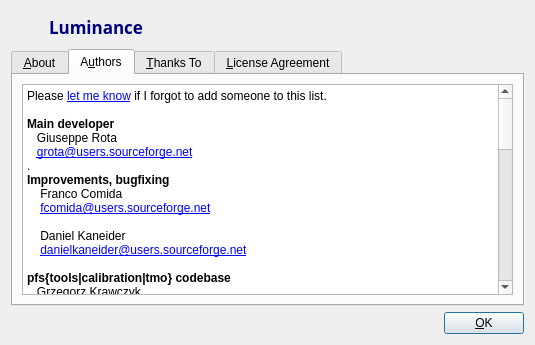
LuminanceHDR/LuminanceHDR, file forms/about.ui: the form before one commit.
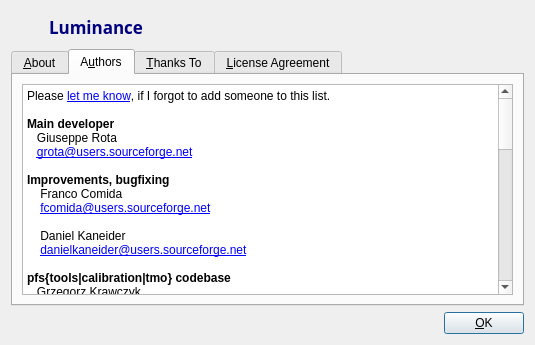
The form after the commit. The open tabs and pages were chosen to show the change. Icons and pictures are not drawn.

Commit message: Fixed a couple of annoyances and the URL

```diff
--- a/forms/about.ui
+++ b/forms/about.ui
@@ -157,22 +157,22 @@
            <property name="horizontalScrollBarPolicy" >
             <enum>Qt::ScrollBarAlwaysOff</enum>
            </property>
-           <property name="html" >
-            <string>&lt;!DOCTYPE HTML PUBLIC "-//W3C//DTD HTML 4.0//EN" "http://www.w3.org/TR/REC-html40/strict.dtd">
-&lt;html>&lt;head>&lt;meta name="qrichtext" content="1" />&lt;style type="text/css">
+           <property name="html">
+            <string>&lt;!DOCTYPE HTML PUBLIC &quot;-//W3C//DTD HTML 4.0//EN&quot; &quot;http://www.w3.org/TR/REC-html40/strict.dtd&quot;&gt;
+&lt;html&gt;&lt;head&gt;&lt;meta name=&quot;qrichtext&quot; content=&quot;1&quot; /&gt;&lt;style type=&quot;text/css&quot;&gt;
 p, li { white-space: pre-wrap; }
-&lt;/style>&lt;/head>&lt;body style=" font-family:'MS Shell Dlg 2'; font-size:8.25pt; font-weight:400; font-style:normal;">
-&lt;p style=" margin-top:0px; margin-bottom:0px; margin-left:0px; margin-right:0px; -qt-block-indent:0; text-indent:0px; font-family:'Sans Serif'; font-size:9pt;">Please &lt;a href="mailto:grota@users.sourceforge.net">&lt;span style=" text-decoration: underline; color:#0000ff;">let me know&lt;/span>&lt;/a> if I forgot to add someone to this list.&lt;/p>
-&lt;p style=" margin-top:0px; margin-bottom:0px; margin-left:0px; margin-right:0px; -qt-block-indent:0; text-indent:0px; font-family:'Sans Serif'; font-size:9pt;">&lt;br />&lt;span style=" font-weight:600;">Main developer&lt;/span>&lt;/p>
-&lt;p style=" margin-top:0px; margin-bottom:0px; margin-left:0px; margin-right:0px; -qt-block-indent:0; text-indent:0px; font-family:'Sans Serif'; font-size:9pt;">   Giuseppe Rota&lt;br />   &lt;a href="mailto:grota@users.sourceforge.net">&lt;span style=" text-decoration: underline; color:#0000ff;">grota@users.sourceforge.net&lt;/span>&lt;/a>&lt;br />.&lt;br />&lt;span style=" font-weight:600;">Improvements, bugfixing&lt;/span>&lt;/p>
-&lt;p style=" margin-top:0px; margin-bottom:0px; margin-left:0px; margin-right:0px; -qt-block-indent:0; text-indent:0px; font-family:'Sans Serif'; font-size:9pt;">    Franco Comida&lt;/p>
-&lt;p style=" margin-top:0px; margin-bottom:0px; margin-left:0px; margin-right:0px; -qt-block-indent:0; text-indent:0px; font-family:'Sans Serif'; font-size:9pt;">    &lt;a href="mailto:fcomida@users.sourceforge.net">&lt;span style=" text-decoration: underline; color:#0000ff;">fcomida@users.sourceforge.net&lt;/span>&lt;/a>&lt;/p>
-&lt;p style="-qt-paragraph-type:empty; margin-top:0px; margin-bottom:0px; margin-left:0px; margin-right:0px; -qt-block-indent:0; text-indent:0px; font-family:'Sans Serif'; font-size:9pt; text-decoration: underline; color:#0000ff;">&lt;/p>
-&lt;p style=" margin-top:0px; margin-bottom:0px; margin-left:0px; margin-right:0px; -qt-block-indent:0; text-indent:0px; font-family:'Sans Serif'; font-size:9pt;">    Daniel Kaneider&lt;/p>
-&lt;p style=" margin-top:0px; margin-bottom:0px; margin-left:0px; margin-right:0px; -qt-block-indent:0; text-indent:0px; font-family:'Sans Serif'; font-size:9pt;">    &lt;a href="mailto:danielkaneider@users.sourceforge.net">&lt;span style=" text-decoration: underline; color:#0000ff;">danielkaneider@users.sourceforge.net&lt;/span>&lt;/a>&lt;/p>
-&lt;p style="-qt-paragraph-type:empty; margin-top:0px; margin-bottom:0px; margin-left:0px; margin-right:0px; -qt-block-indent:0; text-indent:0px; font-family:'Sans Serif'; font-size:9pt; text-decoration: underline; color:#0000ff;">&lt;/p>
-&lt;p style=" margin-top:0px; margin-bottom:0px; margin-left:0px; margin-right:0px; -qt-block-indent:0; text-indent:0px; font-family:'Sans Serif'; font-size:9pt;">&lt;span style=" font-weight:600;">pfs{tools|calibration|tmo} codebase&lt;/span>&lt;br />   Grzegorz Krawczyk&lt;br />   &lt;a href="mailto:krawczyk@mpi-sb.mpg.de">&lt;span style=" text-decoration: underline; color:#0000ff;">krawczyk@mpi-sb.mpg.de&lt;/span>&lt;/a>&lt;br />   &lt;br />   Rafal Mantiuk&lt;br />   &lt;a href="mailto:mantiuk@mpi-sb.mpg.de">&lt;span style=" text-decoration: underline; color:#0000ff;">mantiuk@mpi-sb.mpg.de &lt;/span>&lt;/a>&lt;/p>
-&lt;p style=" margin-top:0px; margin-bottom:0px; margin-left:0px; margin-right:0px; -qt-block-indent:0; text-indent:0px; font-family:'Sans Serif'; font-size:9pt; text-decoration: underline; color:#0000ff;">&lt;br />&lt;span style=" font-weight:600; text-decoration:none; color:#000000;">G.Ward's Mean Threshold Bitmap (MTB) algorithm &lt;/span>&lt;span style=" text-decoration:none; color:#000000;">&lt;br />   Nicholas Phillips&lt;br />   &lt;/span>&lt;a href="ngphillips@gmail.com">ngphillips@gmail.com&lt;/a>&lt;span style=" text-decoration:none; color:#000000;">&lt;br />  &lt;br />&lt;/span>&lt;span style=" font-weight:600; text-decoration:none; color:#000000;">Russian translator, fixed usability issues, .desktop file&lt;/span>&lt;span style=" text-decoration:none; color:#000000;">&lt;br />   Alexandre Prokoudine&lt;br />   &lt;/span>&lt;a href="alexandre.prokoudine@gmail.com">alexandre.prokoudine@gmail.com&lt;/a>&lt;span style=" text-decoration:none; color:#000000;">&lt;br />   &lt;br />&lt;/span>&lt;span style=" font-weight:600; text-decoration:none; color:#000000;">Mac OS X packager, Norwegian translator&lt;/span>&lt;span style=" text-decoration:none; color:#000000;">&lt;br />   Åsmund Ødegård&lt;br />   &lt;/span>&lt;a href="mandus@users.sourceforge.net">mandus@users.sourceforge.net&lt;/a>&lt;span style=" text-decoration:none; color:#000000;">&lt;br />   &lt;br />&lt;/span>&lt;span style=" font-weight:600; text-decoration:none; color:#000000;">Turkish translato&lt;/span>&lt;span style=" text-decoration:none; color:#000000;">r&lt;br />   Mustafa GÜNAY&lt;br />   .&lt;br />&lt;/span>&lt;span style=" font-weight:600; text-decoration:none; color:#000000;">French translator and Ubuntu packager&lt;/span>&lt;span style=" text-decoration:none; color:#000000;">  &lt;br />   Cyril Lavier&lt;br />   &lt;br />&lt;/span>&lt;span style=" font-weight:600; text-decoration:none; color:#000000;">Spanish translator&lt;/span>&lt;span style=" text-decoration:none; color:#000000;">&lt;br />   Alberto Garcia&lt;br />   &lt;br />&lt;/span>&lt;span style=" font-weight:600; text-decoration:none; color:#000000;">German translator&lt;/span>&lt;span style=" text-decoration:none; color:#000000;">&lt;br />   Ralph Kaeppeli&lt;br />   .&lt;br />&lt;/span>&lt;span style=" font-weight:600; text-decoration:none; color:#000000;">Czech translator&lt;/span>&lt;span style=" text-decoration:none; color:#000000;">&lt;br />   Jan Gemela&lt;br />   &lt;br />&lt;/span>&lt;span style=" font-weight:600; text-decoration:none; color:#000000;">Polish translator&lt;/span>&lt;span style=" text-decoration:none; color:#000000;">&lt;br />   Maciej Dziardziel&lt;br />   &lt;br />&lt;/span>&lt;span style=" font-weight:600; text-decoration:none; color:#000000;">FreeBSD patches and maintainers&lt;/span>&lt;span style=" text-decoration:none; color:#000000;">&lt;br />   Bertrand Petit and Steffen Beyer&lt;br />&lt;/span>&lt;/p>&lt;/body>&lt;/html></string>
+&lt;/style&gt;&lt;/head&gt;&lt;body style=&quot; font-family:'Droid Sans'; font-size:9pt; font-weight:400; font-style:normal;&quot;&gt;
+&lt;p style=&quot; margin-top:0px; margin-bottom:0px; margin-left:0px; margin-right:0px; -qt-block-indent:0; text-indent:0px;&quot;&gt;&lt;span style=&quot; font-family:'Sans Serif';&quot;&gt;Please &lt;/span&gt;&lt;a href=&quot;mailto:grota@users.sourceforge.net&quot;&gt;&lt;span style=&quot; font-family:'Sans Serif'; text-decoration: underline; color:#0000ff;&quot;&gt;let me know&lt;/span&gt;&lt;/a&gt;&lt;span style=&quot; font-family:'Sans Serif';&quot;&gt;, if I forgot to add someone to this list.&lt;/span&gt;&lt;/p&gt;
+&lt;p style=&quot; margin-top:0px; margin-bottom:0px; margin-left:0px; margin-right:0px; -qt-block-indent:0; text-indent:0px;&quot;&gt;&lt;span style=&quot; font-family:'Sans Serif';&quot;&gt;&lt;br /&gt;&lt;/span&gt;&lt;span style=&quot; font-family:'Sans Serif'; font-weight:600;&quot;&gt;Main developer&lt;/span&gt;&lt;/p&gt;
+&lt;p style=&quot; margin-top:0px; margin-bottom:0px; margin-left:0px; margin-right:0px; -qt-block-indent:0; text-indent:0px;&quot;&gt;&lt;span style=&quot; font-family:'Sans Serif';&quot;&gt;   Giuseppe Rota&lt;br /&gt;   &lt;/span&gt;&lt;a href=&quot;mailto:grota@users.sourceforge.net&quot;&gt;&lt;span style=&quot; font-family:'Sans Serif'; text-decoration: underline; color:#0000ff;&quot;&gt;grota@users.sourceforge.net&lt;/span&gt;&lt;/a&gt;&lt;span style=&quot; font-family:'Sans Serif';&quot;&gt;&lt;br /&gt;&lt;br /&gt;&lt;/span&gt;&lt;span style=&quot; font-family:'Sans Serif'; font-weight:600;&quot;&gt;Improvements, bugfixing&lt;/span&gt;&lt;/p&gt;
+&lt;p style=&quot; margin-top:0px; margin-bottom:0px; margin-left:0px; margin-right:0px; -qt-block-indent:0; text-indent:0px;&quot;&gt;&lt;span style=&quot; font-family:'Sans Serif';&quot;&gt;    Franco Comida&lt;/span&gt;&lt;/p&gt;
+&lt;p style=&quot; margin-top:0px; margin-bottom:0px; margin-left:0px; margin-right:0px; -qt-block-indent:0; text-indent:0px;&quot;&gt;&lt;span style=&quot; font-family:'Sans Serif';&quot;&gt;    &lt;/span&gt;&lt;a href=&quot;mailto:fcomida@users.sourceforge.net&quot;&gt;&lt;span style=&quot; font-family:'Sans Serif'; text-decoration: underline; color:#0000ff;&quot;&gt;fcomida@users.sourceforge.net&lt;/span&gt;&lt;/a&gt;&lt;/p&gt;
+&lt;p style=&quot;-qt-paragraph-type:empty; margin-top:0px; margin-bottom:0px; margin-left:0px; margin-right:0px; -qt-block-indent:0; text-indent:0px; font-family:'Sans Serif'; text-decoration: underline; color:#0000ff;&quot;&gt;&lt;/p&gt;
+&lt;p style=&quot; margin-top:0px; margin-bottom:0px; margin-left:0px; margin-right:0px; -qt-block-indent:0; text-indent:0px;&quot;&gt;&lt;span style=&quot; font-family:'Sans Serif';&quot;&gt;    Daniel Kaneider&lt;/span&gt;&lt;/p&gt;
+&lt;p style=&quot; margin-top:0px; margin-bottom:0px; margin-left:0px; margin-right:0px; -qt-block-indent:0; text-indent:0px;&quot;&gt;&lt;span style=&quot; font-family:'Sans Serif';&quot;&gt;    &lt;/span&gt;&lt;a href=&quot;mailto:danielkaneider@users.sourceforge.net&quot;&gt;&lt;span style=&quot; font-family:'Sans Serif'; text-decoration: underline; color:#0000ff;&quot;&gt;danielkaneider@users.sourceforge.net&lt;/span&gt;&lt;/a&gt;&lt;/p&gt;
+&lt;p style=&quot;-qt-paragraph-type:empty; margin-top:0px; margin-bottom:0px; margin-left:0px; margin-right:0px; -qt-block-indent:0; text-indent:0px; font-family:'Sans Serif'; text-decoration: underline; color:#0000ff;&quot;&gt;&lt;/p&gt;
+&lt;p style=&quot; margin-top:0px; margin-bottom:0px; margin-left:0px; margin-right:0px; -qt-block-indent:0; text-indent:0px;&quot;&gt;&lt;span style=&quot; font-family:'Sans Serif'; font-weight:600;&quot;&gt;pfs{tools|calibration|tmo} codebase&lt;/span&gt;&lt;span style=&quot; font-family:'Sans Serif';&quot;&gt;&lt;br /&gt;   Grzegorz Krawczyk&lt;br /&gt;   &lt;/span&gt;&lt;a href=&quot;mailto:krawczyk@mpi-sb.mpg.de&quot;&gt;&lt;span style=&quot; font-family:'Sans Serif'; text-decoration: underline; color:#0000ff;&quot;&gt;krawczyk@mpi-sb.mpg.de&lt;/span&gt;&lt;/a&gt;&lt;span style=&quot; font-family:'Sans Serif';&quot;&gt;&lt;br /&gt;   &lt;br /&gt;   Rafal Mantiuk&lt;br /&gt;   &lt;/span&gt;&lt;a href=&quot;mailto:mantiuk@mpi-sb.mpg.de&quot;&gt;&lt;span style=&quot; font-family:'Sans Serif'; text-decoration: underline; color:#0000ff;&quot;&gt;mantiuk@mpi-sb.mpg.de &lt;/span&gt;&lt;/a&gt;&lt;/p&gt;
+&lt;p style=&quot; margin-top:0px; margin-bottom:0px; margin-left:0px; margin-right:0px; -qt-block-indent:0; text-indent:0px;&quot;&gt;&lt;span style=&quot; font-family:'Sans Serif'; text-decoration: underline; color:#0000ff;&quot;&gt;&lt;br /&gt;&lt;/span&gt;&lt;span style=&quot; font-family:'Sans Serif'; font-weight:600; color:#000000;&quot;&gt;G.Ward's Mean Threshold Bitmap (MTB) algorithm &lt;/span&gt;&lt;span style=&quot; font-family:'Sans Serif'; color:#000000;&quot;&gt;&lt;br /&gt;   Nicholas Phillips&lt;br /&gt;   &lt;/span&gt;&lt;a href=&quot;ngphillips@gmail.com&quot;&gt;&lt;span style=&quot; font-family:'Sans Serif'; text-decoration: underline; color:#0000ff;&quot;&gt;ngphillips@gmail.com&lt;/span&gt;&lt;/a&gt;&lt;span style=&quot; font-family:'Sans Serif'; color:#000000;&quot;&gt;&lt;br /&gt;  &lt;br /&gt;&lt;/span&gt;&lt;span style=&quot; font-family:'Sans Serif'; font-weight:600; color:#000000;&quot;&gt;Russian translator, usability fixes, user manual, .desktop file&lt;/span&gt;&lt;span style=&quot; font-family:'Sans Serif'; color:#000000;&quot;&gt;&lt;br /&gt;   Alexandre Prokoudine&lt;br /&gt;   &lt;/span&gt;&lt;a href=&quot;alexandre.prokoudine@gmail.com&quot;&gt;&lt;span style=&quot; font-family:'Sans Serif'; text-decoration: underline; color:#0000ff;&quot;&gt;alexandre.prokoudine@gmail.com&lt;/span&gt;&lt;/a&gt;&lt;span style=&quot; font-family:'Sans Serif'; color:#000000;&quot;&gt;&lt;br /&gt;   &lt;br /&gt;&lt;/span&gt;&lt;span style=&quot; font-family:'Sans Serif'; font-weight:600; color:#000000;&quot;&gt;Mac OS X packager, Norwegian translator&lt;/span&gt;&lt;span style=&quot; font-family:'Sans Serif'; color:#000000;&quot;&gt;&lt;br /&gt;   Åsmund Ødegård&lt;br /&gt;   &lt;/span&gt;&lt;a href=&quot;mandus@users.sourceforge.net&quot;&gt;&lt;span style=&quot; font-family:'Sans Serif'; text-decoration: underline; color:#0000ff;&quot;&gt;mandus@users.sourceforge.net&lt;/span&gt;&lt;/a&gt;&lt;span style=&quot; font-family:'Sans Serif'; color:#000000;&quot;&gt;&lt;br /&gt;   &lt;br /&gt;&lt;/span&gt;&lt;span style=&quot; font-family:'Sans Serif'; font-weight:600; color:#000000;&quot;&gt;Turkish translato&lt;/span&gt;&lt;span style=&quot; font-family:'Sans Serif'; color:#000000;&quot;&gt;r&lt;br /&gt;   Mustafa GÜNAY&lt;br /&gt;&lt;br /&gt;&lt;/span&gt;&lt;span style=&quot; font-family:'Sans Serif'; font-weight:600; color:#000000;&quot;&gt;French translator and Ubuntu packager&lt;/span&gt;&lt;span style=&quot; font-family:'Sans Serif'; color:#000000;&quot;&gt;  &lt;br /&gt;   Cyril Lavier&lt;br /&gt;   &lt;br /&gt;&lt;/span&gt;&lt;span style=&quot; font-family:'Sans Serif'; font-weight:600; color:#000000;&quot;&gt;Spanish translator&lt;/span&gt;&lt;span style=&quot; font-family:'Sans Serif'; color:#000000;&quot;&gt;&lt;br /&gt;   Alberto Garcia&lt;br /&gt;   &lt;br /&gt;&lt;/span&gt;&lt;span style=&quot; font-family:'Sans Serif'; font-weight:600; color:#000000;&quot;&gt;German translator&lt;/span&gt;&lt;span style=&quot; font-family:'Sans Serif'; color:#000000;&quot;&gt;&lt;br /&gt;   Ralph Kaeppeli&lt;br /&gt;&lt;br /&gt;&lt;/span&gt;&lt;span style=&quot; font-family:'Sans Serif'; font-weight:600; color:#000000;&quot;&gt;Czech translator&lt;/span&gt;&lt;span style=&quot; font-family:'Sans Serif'; color:#000000;&quot;&gt;&lt;br /&gt;   Jan Gemela&lt;br /&gt;   &lt;br /&gt;&lt;/span&gt;&lt;span style=&quot; font-family:'Sans Serif'; font-weight:600; color:#000000;&quot;&gt;Polish translator&lt;/span&gt;&lt;span style=&quot; font-family:'Sans Serif'; color:#000000;&quot;&gt;&lt;br /&gt;   Maciej Dziardziel&lt;br /&gt;   &lt;br /&gt;&lt;/span&gt;&lt;span style=&quot; font-family:'Sans Serif'; font-weight:600; color:#000000;&quot;&gt;FreeBSD patches and maintainers&lt;/span&gt;&lt;span style=&quot; font-family:'Sans Serif'; color:#000000;&quot;&gt;&lt;br /&gt;   Bertrand Petit and Steffen Beyer&lt;br /&gt;&lt;/span&gt;&lt;/p&gt;&lt;/body&gt;&lt;/html&gt;</string>
            </property>
           </widget>
          </item>
```
Left out of the diff: 237 changed lines with no effect on the pictures.
